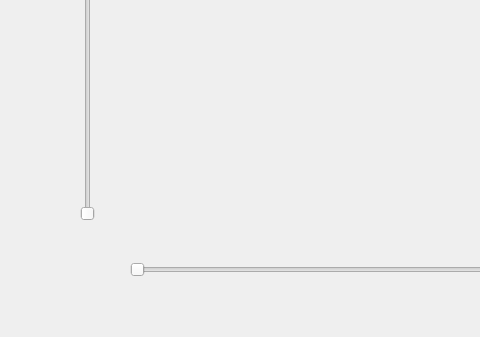
This is GUI/mainwindow.ui in AuYang261/LS2K1000LA-Oscilloscope as Qt 5 draws it before an edit; both pictures show x 0 to 480 and y 170 to 507 of the 1225 by 507 pixel window. The edited form follows.
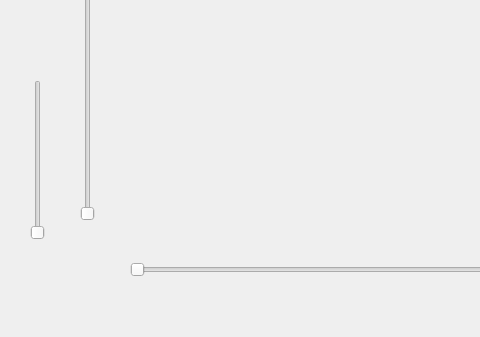
This is the edited form. Custom widgets are drawn as their Qt base class.

Commit message: adding a slider to edit trigger voltage; setting all CSN low default in spi_init; refining scale of Y axis

Diff of the .ui file:
```diff
--- a/GUI/mainwindow.ui
+++ b/GUI/mainwindow.ui
@@ -50,6 +50,19 @@
      <enum>Qt::Horizontal</enum>
     </property>
    </widget>
+   <widget class="QSlider" name="TriggerSlider">
+    <property name="geometry">
+     <rect>
+      <x>30</x>
+      <y>250</y>
+      <width>16</width>
+      <height>160</height>
+     </rect>
+    </property>
+    <property name="orientation">
+     <enum>Qt::Vertical</enum>
+    </property>
+   </widget>
   </widget>
   <widget class="QMenuBar" name="menubar">
    <property name="geometry">
```
Left out of the diff: 4 changed lines with no effect on the pictures. The commit also changes 3 other files.
